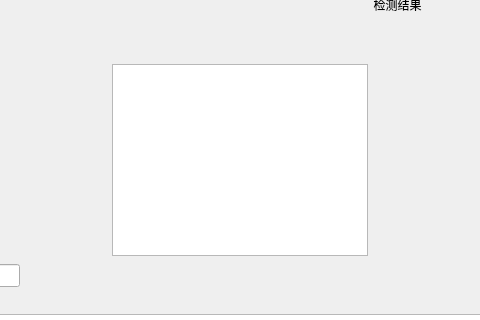
Before: the Qt Designer form widget.ui in rockychan724/ocr_match_system, drawn with Qt 5; both pictures show x 168 to 648 and y 426 to 746 of the 1151 by 970 pixel window.
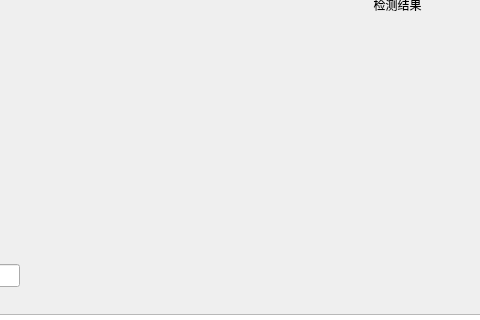
After: the same form once the commit is applied.

What changed in the file:
```diff
--- a/widget.ui
+++ b/widget.ui
@@ -226,16 +226,6 @@
     <string>打开文件</string>
    </property>
   </widget>
-  <widget class="QTextBrowser" name="textBrowser">
-   <property name="geometry">
-    <rect>
-     <x>280</x>
-     <y>490</y>
-     <width>256</width>
-     <height>192</height>
-    </rect>
-   </property>
-  </widget>
  </widget>
  <layoutdefault spacing="6" margin="11"/>
  <resources/>
```
